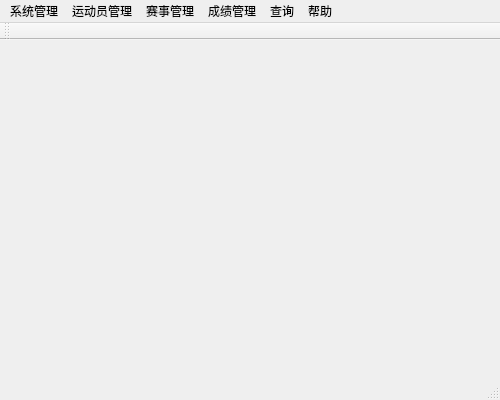
Above: CrossroadGradeManageSystem/mainwindow.ui from JyamlamLaiHust/MotorcrossManagementSystem before the change. Below: the same form after it.
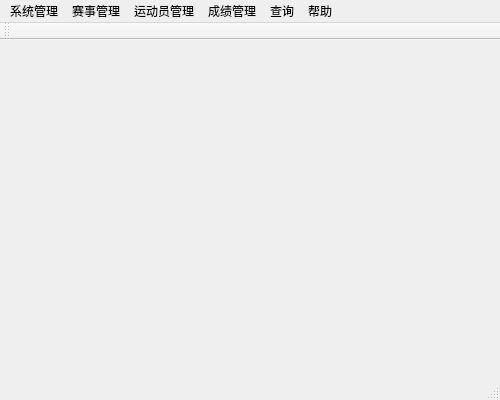
That is the form after the change.

```diff
--- a/CrossroadGradeManageSystem/mainwindow.ui
+++ b/CrossroadGradeManageSystem/mainwindow.ui
@@ -94,8 +94,8 @@
     <addaction name="action_signup"/>
    </widget>
    <addaction name="menu"/>
-   <addaction name="menu_2"/>
    <addaction name="menu_3"/>
+   <addaction name="menu_2"/>
    <addaction name="menu_6"/>
    <addaction name="menu_4"/>
    <addaction name="menu_5"/>
```
Left out of the diff: 6 changed lines with no effect on the pictures.
